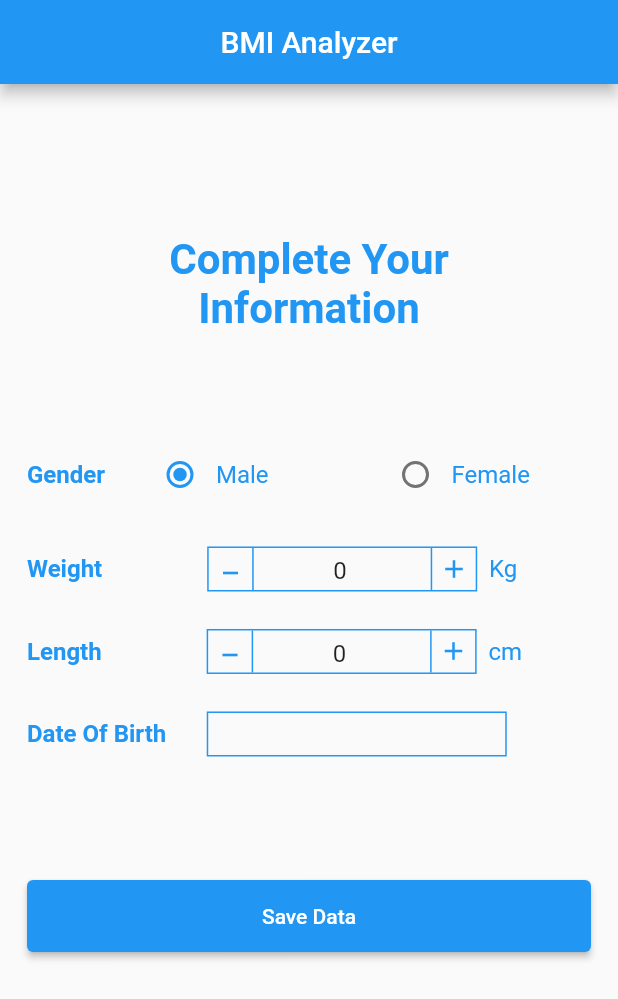
After one commit to z-omar-khaleel/mobile_computing_homewrk, a Flutter app: the InfoScreen screen opened directly, on a phone screen of 412 x 824 dp. The commit adds this screen. Shown: the top 999 px of the screen. Run offline on Flutter 3.47's test engine with Material 2 defaults, Android fonts, the phone set to English and light mode, and no system bars; our stand-ins replace get.

Commit message:
Complete Information

```diff
--- a/lib/controller.dart
+++ b/lib/controller.dart
@@ -1,30 +1,49 @@
 import 'package:flutter/material.dart';
 import 'package:get/get.dart';
-import 'package:mobile_computing_homework/login.dart';
+import 'package:intl/intl.dart';
+import 'package:mobile_computing_homework/info_screen.dart';
 import 'package:mobile_computing_homework/sign_up.dart';
 
 class ControllerApp extends GetxController {
   final formKey = GlobalKey<FormState>();
   final formKeyRegister = GlobalKey<FormState>();
   var userController = TextEditingController();
+  var dateController = TextEditingController();
+  var weightController = TextEditingController(text: '0');
+  String gender = 'Male';
+
+  var heightController = TextEditingController(text: '0');
   var userNameController = TextEditingController();
   var passController = TextEditingController();
   var passRegisterController = TextEditingController();
   var emailController = TextEditingController();
   var rePassController = TextEditingController();
   var isPass = true;
+  Rx<DateTime> selectedDate = DateTime.now().obs;
   changVisability() {
     isPass = !isPass;
     update();
   }
 
+  changeSelectedDate(DateTime time) {
+    selectedDate.value = time;
+    dateController.text = DateFormat('yyyy-MM-dd').format(selectedDate.value);
+  }
+
   validateLogin() {
     if (formKey.currentState!.validate()) {
-      Get.to(SignUp());
+      Get.offAll(InfoScreen());
     }
   }
 
   validateRegister() {
-    if (formKeyRegister.currentState!.validate()) {}
+    if (formKeyRegister.currentState!.validate()) {
+      Get.offAll(InfoScreen());
+    }
+  }
+
+  changeGender(String val) {
+    gender = val;
+    update();
   }
 }
--- /dev/null
+++ b/lib/info_screen.dart
@@ -0,0 +1,327 @@
+import 'package:flutter/material.dart';
+import 'package:get/get.dart';
+
+import 'controller.dart';
+
+class InfoScreen extends StatefulWidget {
+  const InfoScreen({Key? key}) : super(key: key);
+
+  @override
+  State<InfoScreen> createState() => _InfoScreenState();
+}
+
+class _InfoScreenState extends State<InfoScreen> {
+  @override
+  Widget build(BuildContext context) {
+    final size = MediaQuery.of(context).size;
+
+    return Scaffold(
+      appBar: AppBar(
+        centerTitle: true,
+        title: const Text('BMI Analyzer'),
+      ),
+      body: Padding(
+        padding: const EdgeInsets.all(18.0),
+        child: GetBuilder<ControllerApp>(builder: (logic) {
+          return SingleChildScrollView(
+            child: Column(
+              mainAxisAlignment: MainAxisAlignment.start,
+              children: [
+                SizedBox(
+                  height: size.height * .1,
+                ),
+                Center(
+                  child: SizedBox(
+                    width: 300,
+                    child: Text(
+                      'Complete Your Information',
+                      textAlign: TextAlign.center,
+                      style: TextStyle(
+                        color: Colors.blue,
+                        fontSize: 28,
+                        fontWeight: FontWeight.bold,
+                      ),
+                    ),
+                  ),
+                ),
+                SizedBox(
+                  height: size.height * .08,
+                ),
+                Row(
+                  children: [
+                    Text(
+                      'Gender',
+                      style: TextStyle(
+                        color: Colors.blue,
+                        fontWeight: FontWeight.bold,
+                      ),
+                    ),
+                    SizedBox(
+                      width: 10,
+                    ),
+                    Expanded(
+                      child: ListTile(
+                        title: Row(
+                          children: <Widget>[
+                            Radio<String>(
+                              value: 'Male',
+                              groupValue: logic.gender,
+                              onChanged: (value) {
+                                logic.changeGender(value!);
+                              },
+                            ),
+                            const Text(
+                              'Male',
+                              style: TextStyle(
+                                color: Colors.blue,
+                              ),
+                            ),
+                          ],
+                        ),
+                      ),
+                    ),
+                    Expanded(
+                      child: ListTile(
+                        title: Row(
+                          children: <Widget>[
+                            Radio<String>(
+                              value: 'Female',
+                              groupValue: logic.gender,
+                              onChanged: (value) {
+                                logic.changeGender(value!);
+                              },
+                            ),
+                            const Text(
+                              'Female',
+                              style: TextStyle(
+                                color: Colors.blue,
+                              ),
+                            ),
+                          ],
+                        ),
+                      ),
+                    ),
+                  ],
+                ),
+                SizedBox(
+                  height: 20,
+                ),
+                Row(
+                  children: [
+                    Text(
+                      'Weight',
+                      style: TextStyle(
+                        color: Colors.blue,
+                        fontWeight: FontWeight.bold,
+                      ),
+                    ),
+                    SizedBox(
+                      width: 70,
+                    ),
+                    Container(
+                      width: 180,
+                      height: 30,
+                      decoration: BoxDecoration(
+                        border: Border.all(color: Colors.blue),
+                      ),
+                      child: Row(
+                        children: [
+                          Container(
+                            width: 30,
+                            decoration: BoxDecoration(
+                              border: Border(
+                                right: BorderSide(color: Colors.blue, width: 1),
+                              ),
+                            ),
+                            child: IconButton(
+                              icon: Icon(Icons.minimize,
+                                  color: Colors.blue, size: 20),
+                              onPressed: () {
+                                logic.weightController.text =
+                                    '${int.parse(logic.weightController.text) - 1}';
+                              },
+                              padding: EdgeInsets.zero,
+                              alignment: Alignment.topCenter,
+                            ),
+                          ),
+                          Expanded(
+                            child: Container(
+                              child: TextFormField(
+                                textAlign: TextAlign.center,
+                                keyboardType: TextInputType.number,
+                                controller: logic.weightController,
+                                cursorHeight: 15,
+                                decoration: InputDecoration(
+                                  border: InputBorder.none,
+                                ),
+                              ),
+                            ),
+                          ),
+                          Container(
+                            width: 30,
+                            decoration: BoxDecoration(
+                              border: Border(
+                                left: BorderSide(color: Colors.blue, width: 1),
+                              ),
+                            ),
+                            child: IconButton(
+                              icon:
+                                  Icon(Icons.add, color: Colors.blue, size: 20),
+                              onPressed: () {
+                                logic.weightController.text =
+                                    '${int.parse(logic.weightController.text) + 1}';
+                              },
+                              padding: EdgeInsets.zero,
+                              alignment: Alignment.center,
+                            ),
+                          ),
+                        ],
+                      ),
+                    ),
+                    Text('  Kg')
+                  ],
+                ),
+                SizedBox(
+                  height: 25,
+                ),
+                Row(
+                  children: [
+                    Text(
+                      'Length',
+                      style: TextStyle(
+                        color: Colors.blue,
+                        fontWeight: FontWeight.bold,
+                      ),
+                    ),
+                    SizedBox(
+                      width: 70,
+                    ),
+                    Container(
+                      width: 180,
+                      height: 30,
+                      decoration: BoxDecoration(
+                        border: Border.all(color: Colors.blue),
+                      ),
+                      child: Row(
+                        children: [
+                          Container(
+                            width: 30,
+                            decoration: BoxDecoration(
+                              border: Border(
+                                right: BorderSide(color: Colors.blue, width: 1),
+                              ),
+                            ),
+                            child: IconButton(
+                              icon: Icon(Icons.minimize,
+                                  color: Colors.blue, size: 20),
+                              onPressed: () {
+                                logic.heightController.text =
+                                    '${int.parse(logic.heightController.text) - 1}';
+                              },
+                              padding: EdgeInsets.zero,
+                              alignment: Alignment.topCenter,
+                            ),
+                          ),
+                          Expanded(
+                            child: Container(
+                              alignment: Alignment.center,
+                              child: TextFormField(
+                                textAlign: TextAlign.center,
+                                keyboardType: TextInputType.number,
+                                controller: logic.heightController,
+                                cursorHeight: 15,
+                                decoration: InputDecoration(
+                                  border: InputBorder.none,
+                                ),
+                              ),
+                            ),
+                          ),
+                          Container(
+                            width: 30,
+                            decoration: BoxDecoration(
+                              border: Border(
+                                left: BorderSide(color: Colors.blue, width: 1),
+                              ),
+                            ),
+                            child: IconButton(
+                              icon:
+                                  Icon(Icons.add, color: Colors.blue, size: 20),
+                              onPressed: () {
+                                logic.heightController.text =
+                                    '${int.parse(logic.heightController.text) + 1}';
+                              },
+                              padding: EdgeInsets.zero,
+                              alignment: Alignment.center,
+                            ),
+                          ),
+                        ],
+                      ),
+                    ),
+                    Text('  cm')
+                  ],
+                ),
+                SizedBox(
+                  height: 25,
+                ),
+                Row(children: [
+                  Text(
+                    'Date Of Birth',
+                    style: TextStyle(
+                      color: Colors.blue,
+                      fontWeight: FontWeight.bold,
+                    ),
+                  ),
+                  SizedBox(
+                    width: 27,
+                  ),
+                  Container(
+                    width: 200,
+                    height: 30,
+                    decoration: BoxDecoration(
+                      border: Border.all(color: Colors.blue),
+                    ),
+                    child: Container(
+                      alignment: Alignment.center,
+                      child: TextFormField(
+                        onTap: () {
+                          _selectDate(context);
+                        },
+                        keyboardType: TextInputType.datetime,
+                        textAlign: TextAlign.center,
+                        controller: logic.dateController,
+                        decoration: InputDecoration(
+                          border: InputBorder.none,
+                        ),
+                      ),
+                    ),
+                  ),
+                ]),
+                SizedBox(
+                  height: size.height * .1,
+                ),
+                SizedBox(
+                    height: 48,
+                    width: double.infinity,
+                    child: ElevatedButton(
+                        onPressed: () {}, child: Text('Save Data')))
+              ],
+            ),
+          );
+        }),
+      ),
+    );
+  }
+}
+
+_selectDate(BuildContext context) async {
+  var contrller = Get.find<ControllerApp>();
+  final DateTime? selected = await showDatePicker(
+    context: context,
+    initialDate: contrller.selectedDate.value,
+    firstDate: DateTime(1920),
+    lastDate: DateTime.now(),
+  );
+  if (selected != null && selected != contrller.selectedDate.value)
+    contrller.changeSelectedDate(selected);
+  print(selected);
+}
--- a/lib/login.dart
+++ b/lib/login.dart
@@ -18,6 +18,7 @@ class LoginScreen extends StatelessWidget {
       body: Padding(
         padding: const EdgeInsets.all(16.0),
         child: SingleChildScrollView(
+          reverse: true,
           child: Column(
             children: [
               SizedBox(
@@ -104,15 +105,15 @@ class LoginScreen extends StatelessWidget {
               ),
               Wrap(
                 children: [
-                  Text('You Don\'t Have An Account '),
+                  Text('You Don\'t Have An Account ',
+                      style: TextStyle(
+                        color: Colors.black87,
+                      )),
                   InkWell(
                     onTap: () {
                       Get.to(SignUp());
                     },
-                    child: Text('Sign Up',
-                        style: TextStyle(
-                          color: Colors.blue,
-                        )),
+                    child: Text('Sign Up'),
                   )
                 ],
               )
--- a/lib/main.dart
+++ b/lib/main.dart
@@ -5,6 +5,7 @@ import 'package:get/get.dart';
 import 'package:mobile_computing_homework/login.dart';
 
 import 'controller.dart';
+import 'info_screen.dart';
 
 void main() {
   runApp(MyApp());
@@ -14,6 +15,11 @@ class MyApp extends StatelessWidget {
   @override
   Widget build(BuildContext context) {
     return GetMaterialApp(
+      theme: ThemeData(
+          primaryColor: Colors.blue,
+          primarySwatch: Colors.blue,
+          textTheme: TextTheme(
+              bodyText2: TextStyle(fontSize: 16, color: Colors.blue))),
       debugShowCheckedModeBanner: false,
       home: SplashScreen(),
     );
@@ -48,6 +54,8 @@ class _SplashScreenState extends State<SplashScreen> {
         backgroundColor: Colors.blue,
         body: Center(
           child: Image(
+            width: 130,
+            height: 130,
             image: AssetImage("assets/images/splash.png"),
           ),
         ));
--- a/lib/sign_up.dart
+++ b/lib/sign_up.dart
@@ -17,6 +17,7 @@ class SignUp extends StatelessWidget {
       body: Padding(
         padding: const EdgeInsets.all(16.0),
         child: SingleChildScrollView(
+          reverse: true,
           child: Column(
             children: [
               SizedBox(
@@ -146,15 +147,15 @@ class SignUp extends StatelessWidget {
               ),
               Wrap(
                 children: [
-                  Text('You  Have An Account '),
+                  Text('You  Have An Account ',
+                      style: TextStyle(
+                        color: Colors.black87,
+                      )),
                   InkWell(
                     onTap: () {
                       Get.back();
                     },
-                    child: Text('Login',
-                        style: TextStyle(
-                          color: Colors.blue,
-                        )),
+                    child: Text('Login'),
                   )
                 ],
               )
--- a/pubspec.yaml
+++ b/pubspec.yaml
@@ -36,6 +36,7 @@ dependencies:
   cupertino_icons: ^1.0.2
   get: ^4.3.8
   shared_preferences: ^2.0.8
+  intl:
 
 
 
```
Also changed, not shown: pubspec.lock, 18 other files.
